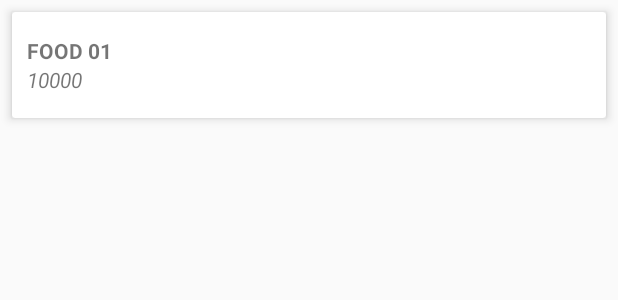
After one commit to BrijeshDutta/MandC, an Android app: the layout cart_layout.xml on its own in the app's theme, with its tools: preview values and no code run, on a phone screen of 412 x 824 dp. The commit adds this screen. Shown: the top 300 px of the screen. Run offline under Robolectric (Android 15) with nearby library versions, the phone set to English and light mode, and no system bars.

Commit message:
Redesign -Add to cart

```diff
--- a/app/build.gradle
+++ b/app/build.gradle
@@ -40,6 +40,8 @@ dependencies {
     compile 'info.hoang8f:fbutton:1.0.5'
     compile 'com.rengwuxian.materialedittext:library:2.1.4'
     compile 'com.cepheuen.elegant-number-button:lib:1.0.2'
+    compile 'com.amulyakhare:com.amulyakhare.textdrawable:1.0.1'
+    compile 'com.readystatesoftware.sqliteasset:sqliteassethelper:+'
     testCompile 'junit:junit:4.12'
 }
 
@@ -57,4 +59,5 @@ dependencies {
 
 
 
+
 apply plugin: 'com.google.gms.google-services'
--- a/app/src/main/AndroidManifest.xml
+++ b/app/src/main/AndroidManifest.xml
@@ -6,6 +6,7 @@
     <!-- To auto-complete the email text field in the login form with the user's emails -->
     <uses-permission android:name="android.permission.READ_PROFILE" />
     <uses-permission android:name="android.permission.INTERNET" />
+    <uses-permission android:name="android.permission.WRITE_EXTERNAL_STORAGE"/>
 
     <application
         android:allowBackup="true"
@@ -39,7 +40,8 @@
         <activity android:name="muffsandchocss.com.SignInActivity" />
         <activity android:name="muffsandchocss.com.SignUpActivity" />
         <activity android:name="muffsandchocss.com.FoodList" />
-        <activity android:name="muffsandchocss.com.FoodDetail"></activity>
+        <activity android:name="muffsandchocss.com.FoodDetail" />
+        <activity android:name="muffsandchocss.com.Cart"></activity>
     </application>
 
 </manifest>
--- a/app/src/main/java/muffsandchocss/com/SignInActivity.java
+++ b/app/src/main/java/muffsandchocss/com/SignInActivity.java
@@ -55,6 +55,7 @@ public class SignInActivity extends AppCompatActivity {
                             //Get user information
                             dialog.dismiss();
                             User user = dataSnapshot.child(edtPhone.getText().toString()).getValue(User.class);
+                            user.setPhone(edtPhone.getText().toString());
                             if (user.getPassword().toString().equals(edtPassword.getText().toString())) {
                                 Toast.makeText(SignInActivity.this, "Sign In Successfully !!!", Toast.LENGTH_SHORT).show();
                                 Intent homeIntent = new Intent(SignInActivity.this, HomeActivity.class);
--- a/app/src/main/java/muffsandchocss/com/mandc/HomeActivity.java
+++ b/app/src/main/java/muffsandchocss/com/mandc/HomeActivity.java
@@ -30,6 +30,7 @@ import com.google.firebase.database.FirebaseDatabase;
 import com.google.firebase.database.ValueEventListener;
 import com.squareup.picasso.Picasso;
 
+import muffsandchocss.com.Cart;
 import muffsandchocss.com.FoodList;
 import muffsandchocss.com.Interface.ItemClickListener;
 import muffsandchocss.com.ViewHolder.MenuViewHolder;
@@ -110,8 +111,9 @@ public class HomeActivity extends AppCompatActivity
         fab.setOnClickListener(new View.OnClickListener() {
             @Override
             public void onClick(View view) {
-                Snackbar.make(view, "https://www.facebook.com/Muffs-And-Chocss-1145625375542101/", Snackbar.LENGTH_LONG)
-                        .setAction("Action", null).show();
+
+                Intent cartIntent = new Intent(HomeActivity.this, Cart.class);
+                startActivity(cartIntent);
             }
         });
 
--- /dev/null
+++ b/app/src/main/res/layout/cart_layout.xml
@@ -0,0 +1,52 @@
+<?xml version="1.0" encoding="utf-8"?>
+<android.support.v7.widget.CardView
+    xmlns:android="http://schemas.android.com/apk/res/android"
+    xmlns:app="http://schemas.android.com/apk/res-auto"
+    android:orientation="vertical" android:layout_width="match_parent"
+    android:layout_height="wrap_content"
+    android:layout_margin="8dp"
+    app:cardElevation="4dp">
+
+    <LinearLayout
+        android:layout_marginTop="16dp"
+        android:layout_marginBottom="16dp"
+        android:orientation="horizontal"
+        android:layout_gravity="center_vertical"
+        android:layout_width="match_parent"
+        android:layout_height="wrap_content">
+
+        <LinearLayout
+            android:orientation="vertical"
+            android:layout_weight="9"
+            android:layout_width="0dp"
+            android:layout_height="wrap_content">
+
+            <TextView
+                android:id="@+id/cart_item_name"
+                android:layout_marginLeft="10dp"
+                android:gravity="center_vertical|start"
+                android:textAllCaps="true"
+                android:textStyle="bold"
+                android:text="Food 01"
+                android:layout_width="wrap_content"
+                android:layout_height="wrap_content" />
+            <TextView
+                android:id="@+id/cart_item_Price"
+                android:layout_marginLeft="10dp"
+                android:gravity="center_vertical|start"
+                android:textAllCaps="true"
+                android:textStyle="italic"
+                android:text="10000"
+                android:layout_width="wrap_content"
+                android:layout_height="wrap_content" />
+        </LinearLayout>
+
+        <ImageView
+            android:layout_gravity="center_vertical|end"
+            android:layout_marginRight="16dp"
+            android:id="@+id/cart_item_count"
+            android:layout_width="20dp"
+            android:layout_height="20dp" />
+    </LinearLayout>
+
+</android.support.v7.widget.CardView>
--- a/app/src/main/res/values/strings.xml
+++ b/app/src/main/res/values/strings.xml
@@ -44,6 +44,7 @@
     <string name="phonenumberhint">Phone number</string>
     <string name="hintname">Name</string>
     <string name="passwordhint">Password</string>
+    <string name="place_order">Place Order</string>
     <string-array name="dryfruit_list">
         <item>Almond</item>
         <item>Cashews</item>
```
Also changed, not shown: app/src/main/java/muffsandchocss/com/Cart.java (added, +77 -0 lines), app/src/main/java/muffsandchocss/com/Database/Database.java (added, +71 -0 lines), app/src/main/java/muffsandchocss/com/FoodDetail.java (+25 -6 lines), app/src/main/java/muffsandchocss/com/ViewHolder/CartAdapter.java (added, +88 -0 lines), app/src/main/java/muffsandchocss/com/model/Order.java (added, +65 -0 lines), app/src/main/java/muffsandchocss/com/model/User.java (+9 -0 lines), app/src/main/res/layout/activity_cart.xml (added, +68 -0 lines), app/src/main/assets/databases/MandCSql.db (added).
